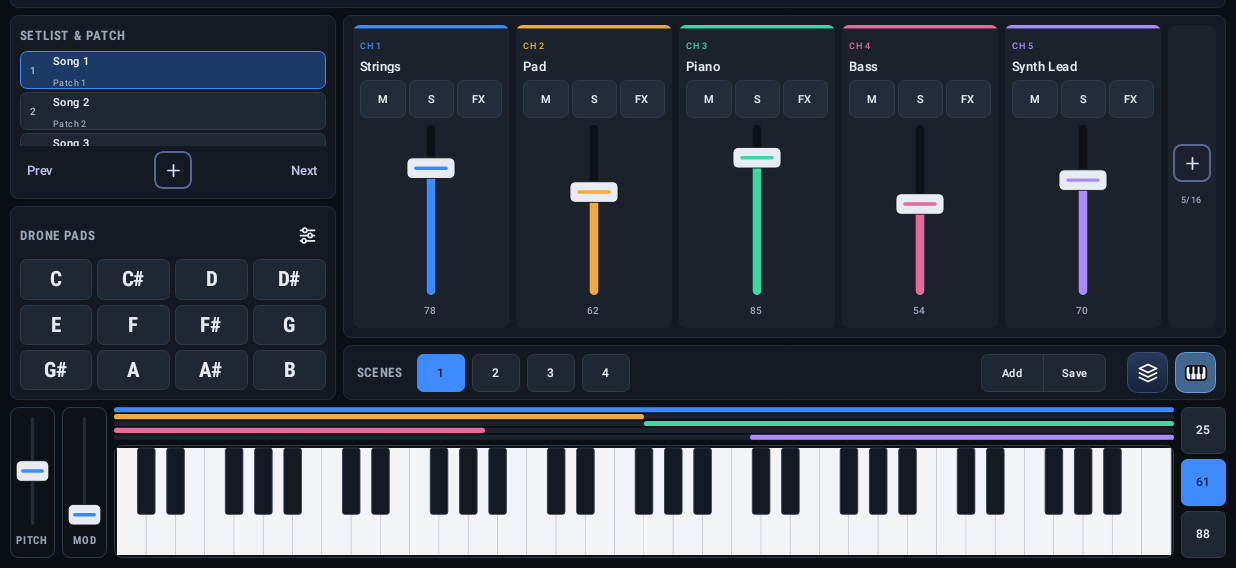
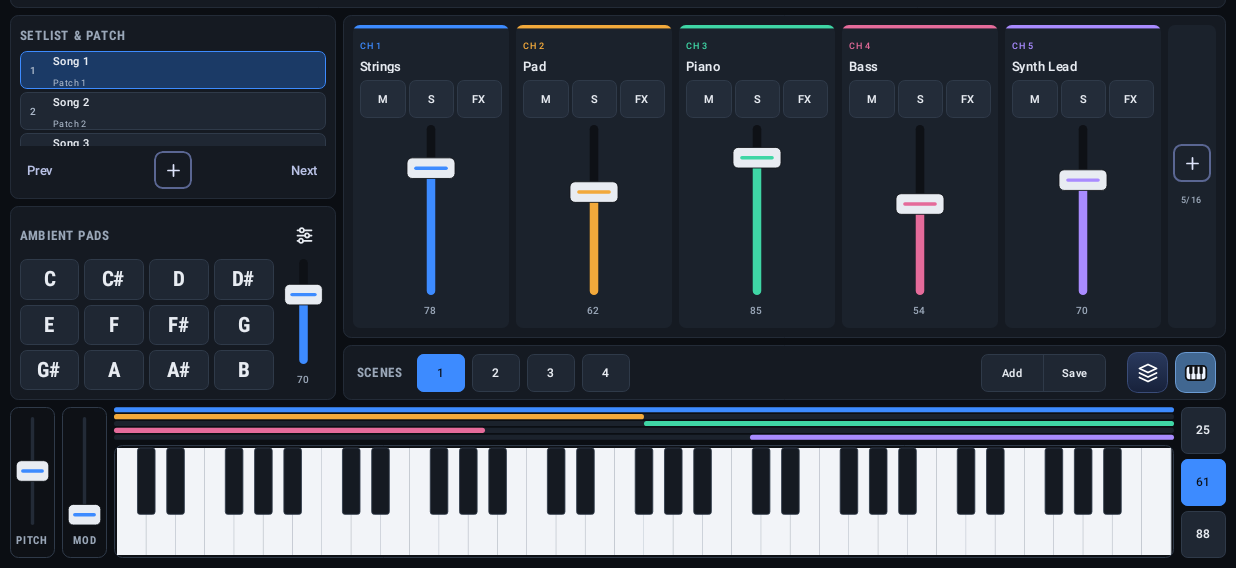
Before and after one commit to manoseric22-star/PadKeys, an Android app built with Jetpack Compose: the screen it shows after launch (MainActivity), on a phone screen of 824 x 412 dp (held sideways), the part 50-618 px from its top. Run offline under Robolectric (Android 15) with nearby library versions, the phone set to English and light mode, and no system bars.

Commit message:
Add files via upload

```diff
--- a/app/src/main/java/com/padkeys/app/Screen.kt
+++ b/app/src/main/java/com/padkeys/app/Screen.kt
@@ -61,7 +61,7 @@ fun PadKeysScreen(state: PadKeysState) {
                 verticalArrangement = Arrangement.spacedBy(8.dp),
             ) {
                 SetlistPanel(state, Modifier.weight(214f).fillMaxWidth())
-                DronePanel(state, Modifier.weight(226f).fillMaxWidth())
+                AmbientPanel(state, Modifier.weight(226f).fillMaxWidth())
             }
             Column(
                 Modifier.weight(0.73f).fillMaxHeight(),
@@ -211,67 +211,6 @@ private fun TextAction(label: String, onClick: () -> Unit) {
         contentAlignment = Alignment.Center,
     ) {
         Text(label, color = Color(0xFFB9C2E6), fontSize = 15.sp, fontWeight = FontWeight.SemiBold)
-    }
-}
-
-// ---------------------------------------------------------------- Drone pads
-
-private val DroneNotes = listOf("C", "C#", "D", "D#", "E", "F", "F#", "G", "G#", "A", "A#", "B")
-
-@Composable
-fun DronePanel(state: PadKeysState, modifier: Modifier) {
-    Panel(modifier) {
-        Column(
-            Modifier.fillMaxSize().padding(12.dp),
-            verticalArrangement = Arrangement.spacedBy(6.dp),
-        ) {
-            Row(
-                Modifier.fillMaxWidth().height(44.dp),
-                horizontalArrangement = Arrangement.SpaceBetween,
-                verticalAlignment = Alignment.CenterVertically,
-            ) {
-                SectionLabel("Drone Pads")
-                Box(
-                    Modifier
-                        .size(44.dp)
-                        .clip(RoundedCornerShape(8.dp))
-                        .clickable(role = Role.Button) { /* TODO: settings ng drone pads */ },
-                    contentAlignment = Alignment.Center,
-                ) {
-                    SlidersIcon(Modifier.size(24.dp), C.Text)
-                }
-            }
-
-            Column(
-                Modifier.weight(1f).fillMaxWidth(),
-                verticalArrangement = Arrangement.spacedBy(6.dp),
-            ) {
-                for (row in 0 until 3) {
-                    Row(
-                        Modifier.weight(1f).fillMaxWidth(),
-                        horizontalArrangement = Arrangement.spacedBy(6.dp),
-                    ) {
-                        for (col in 0 until 4) {
-                            val idx = row * 4 + col
-                            val on = state.dronePad == idx
-                            Btn(
-                                Modifier.weight(1f).fillMaxHeight(),
-                                selected = on,
-                                onClick = { state.dronePad = if (on) -1 else idx },
-                            ) {
-                                Text(
-                                    DroneNotes[idx],
-                                    color = if (on) C.Ink else C.Text,
-                                    fontFamily = Condensed,
-                                    fontWeight = FontWeight.Bold,
-                                    fontSize = 24.sp,
-                                )
-                            }
-                        }
-                    }
-                }
-            }
-        }
     }
 }
 
```
